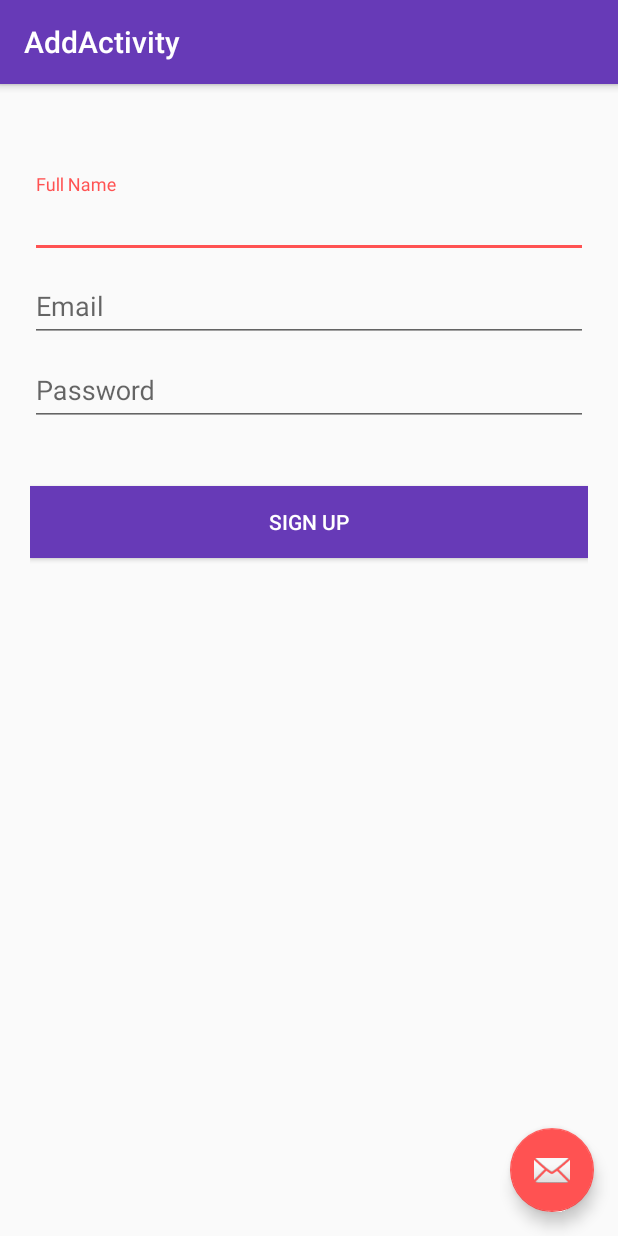
After one commit to wdkwyf/CG_Project, an Android app: the AddActivity screen opened directly, with no data from a screen before it, on a phone screen of 412 x 824 dp. The commit adds this screen. Run offline under Robolectric (Android 15) with nearby library versions, the phone set to English and light mode, and no system bars.

Commit message:
init form to create card

```diff
--- a/app/build.gradle
+++ b/app/build.gradle
@@ -20,7 +20,6 @@ android {
 
 
 dependencies {
-    //    compile 'org.rajawali3d:rajawali:1.0.48-SNAPSHOT@aar'
     compile 'com.android.support:appcompat-v7:23.1.0'
     compile 'org.rajawali3d:rajawali:1.0.186-SNAPSHOT@aar'
     compile 'com.android.support:appcompat-v7:23.1.0'
@@ -28,7 +27,5 @@ dependencies {
     compile 'com.android.support:recyclerview-v7:23.1.0'
     compile 'com.android.support:percent:23.1.0'
     compile 'com.android.support:support-annotations:23.1.0'
-    compile('com.github.afollestad.material-dialogs:core:0.8.5.0@aar') {
-        transitive = true
-    }
+    compile('com.github.afollestad.material-dialogs:core:0.8.5.0@aar') { transitive = true }
 }
--- a/app/src/main/AndroidManifest.xml
+++ b/app/src/main/AndroidManifest.xml
@@ -28,6 +28,10 @@
             android:label="@string/title_activity_delete"
             android:theme="@style/NoActionBarTheme" >
         </activity>
+        <activity
+            android:name="edu.cg.wuyufei.activity.AddActivity"
+            android:label="@string/title_activity_add"
+            android:theme="@style/NoActionBarTheme"></activity>
     </application>
 
 </manifest>
--- /dev/null
+++ b/app/src/main/java/edu/cg/wuyufei/activity/AddActivity.java
@@ -0,0 +1,31 @@
+package edu.cg.wuyufei.activity;
+
+import android.os.Bundle;
+import android.support.design.widget.FloatingActionButton;
+import android.support.design.widget.Snackbar;
+import android.support.v7.app.AppCompatActivity;
+import android.support.v7.widget.Toolbar;
+import android.view.View;
+
+import edu.cg.wuyufei.gallery.R;
+
+public class AddActivity extends AppCompatActivity {
+
+    @Override
+    protected void onCreate(Bundle savedInstanceState) {
+        super.onCreate(savedInstanceState);
+        setContentView(R.layout.activity_add);
+        Toolbar toolbar = (Toolbar) findViewById(R.id.toolbar);
+        setSupportActionBar(toolbar);
+
+        FloatingActionButton fab = (FloatingActionButton) findViewById(R.id.fab);
+        fab.setOnClickListener(new View.OnClickListener() {
+            @Override
+            public void onClick(View view) {
+                Snackbar.make(view, "Replace with your own action", Snackbar.LENGTH_LONG)
+                        .setAction("Action", null).show();
+            }
+        });
+    }
+
+}
--- a/app/src/main/java/edu/cg/wuyufei/activity/CardActivity.java
+++ b/app/src/main/java/edu/cg/wuyufei/activity/CardActivity.java
@@ -37,9 +37,9 @@ public class CardActivity extends AppCompatActivity {
         toolbar.setTitle("My Title");
         toolbar.setSubtitle("Sub title");
         setSupportActionBar(toolbar);
-                Intent intent = getIntent();
+        Intent intent = getIntent();
         int message = intent
-                .getIntExtra(MainActivity.EXTRA_CARDID,-1);
+                .getIntExtra(MainActivity.EXTRA_CARDID, -1);
         Log.d("----message-----", String.valueOf(message));
         mGLView = new MyGLSurfaceView(this);
         RajawaliSurfaceView surface = MyRSurfaceView.getRSurfaceView(this);
@@ -52,8 +52,6 @@ public class CardActivity extends AppCompatActivity {
 
         rRenderer = new Renderer(this);
         surface.setSurfaceRenderer(rRenderer);
-
-
 
 
     }
@@ -71,21 +69,23 @@ public class CardActivity extends AppCompatActivity {
         // automatically handle clicks on the Home/Up button, so long
         // as you specify a parent activity in AndroidManifest.xml.
         int id = item.getItemId();
-        switch (id){
+        switch (id) {
             case R.id.action_delete:
                 new MaterialDialog.Builder(this).title("我们来玩一个有趣的♂游戏吧，旋转手机控制小球,进入漩涡区域才能删掉哦").onPositive(new MaterialDialog.SingleButtonCallback() {
                     @Override
                     public void onClick(MaterialDialog materialDialog, DialogAction dialogAction) {
                         Intent intent = new Intent(CardActivity.this, DeleteActivity.class);
                         startActivity(intent);
-                        finish();
                     }
                 }).positiveText("好的")
                         .negativeText("才不要")
                         .show();
-//                Snackbar.make(toolbar,"item1",Snackbar.LENGTH_SHORT).show();
+                break;
+            case R.id.action_edit:
+                Intent intent = new Intent(CardActivity.this, AddActivity.class);
+                startActivity(intent);
+                break;
 
-                break;
 
         }
         //noinspection SimplifiableIfStatement
--- /dev/null
+++ b/app/src/main/res/layout/activity_add.xml
@@ -0,0 +1,34 @@
+<?xml version="1.0" encoding="utf-8"?>
+<android.support.design.widget.CoordinatorLayout xmlns:android="http://schemas.android.com/apk/res/android"
+    xmlns:app="http://schemas.android.com/apk/res-auto"
+    xmlns:tools="http://schemas.android.com/tools"
+    android:layout_width="match_parent"
+    android:layout_height="match_parent"
+    android:fitsSystemWindows="true"
+    tools:context="edu.cg.wuyufei.activity.AddActivity">
+
+    <android.support.design.widget.AppBarLayout
+        android:layout_height="wrap_content"
+        android:layout_width="match_parent"
+        android:theme="@style/NoActionBarTheme.AppBarOverlay">
+
+        <android.support.v7.widget.Toolbar
+            android:id="@+id/toolbar"
+            android:layout_width="match_parent"
+            android:layout_height="?attr/actionBarSize"
+            android:background="?attr/colorPrimary"
+            app:popupTheme="@style/NoActionBarTheme.PopupOverlay" />
+
+    </android.support.design.widget.AppBarLayout>
+
+    <include layout="@layout/content_add" />
+
+    <android.support.design.widget.FloatingActionButton
+        android:id="@+id/fab"
+        android:layout_width="wrap_content"
+        android:layout_height="wrap_content"
+        android:layout_gravity="bottom|end"
+        android:layout_margin="@dimen/fab_margin"
+        android:src="@android:drawable/ic_dialog_email" />
+
+</android.support.design.widget.CoordinatorLayout>
--- /dev/null
+++ b/app/src/main/res/layout/content_add.xml
@@ -0,0 +1,79 @@
+<android.support.design.widget.CoordinatorLayout xmlns:android="http://schemas.android.com/apk/res/android"
+    xmlns:app="http://schemas.android.com/apk/res-auto"
+    android:layout_width="match_parent"
+    android:layout_height="match_parent">
+
+    <android.support.design.widget.AppBarLayout
+        android:layout_width="match_parent"
+        android:layout_height="wrap_content"
+        android:theme="@style/ThemeOverlay.AppCompat.Dark.ActionBar">
+
+        <android.support.v7.widget.Toolbar
+            android:id="@+id/toolbar"
+            android:layout_width="match_parent"
+            android:layout_height="?attr/actionBarSize"
+            android:background="?attr/colorPrimary"
+            app:layout_scrollFlags="scroll|enterAlways"
+            app:popupTheme="@style/ThemeOverlay.AppCompat.Light" />
+    </android.support.design.widget.AppBarLayout>
+
+    <LinearLayout
+        android:layout_width="fill_parent"
+        android:layout_height="match_parent"
+        android:layout_marginTop="?attr/actionBarSize"
+        android:orientation="vertical"
+        android:paddingLeft="20dp"
+        android:paddingRight="20dp"
+        android:paddingTop="60dp">
+
+        <android.support.design.widget.TextInputLayout
+            android:id="@+id/input_layout_name"
+            android:layout_width="match_parent"
+            android:layout_height="wrap_content">
+
+            <EditText
+                android:id="@+id/input_name"
+                android:layout_width="match_parent"
+                android:layout_height="wrap_content"
+                android:singleLine="true"
+                android:hint="@string/hint_name" />
+        </android.support.design.widget.TextInputLayout>
+
+        <android.support.design.widget.TextInputLayout
+            android:id="@+id/input_layout_email"
+            android:layout_width="match_parent"
+            android:layout_height="wrap_content">
+
+            <EditText
+                android:id="@+id/input_email"
+                android:layout_width="match_parent"
+                android:layout_height="wrap_content"
+                android:inputType="textEmailAddress"
+                android:hint="@string/hint_email" />
+        </android.support.design.widget.TextInputLayout>
+
+        <android.support.design.widget.TextInputLayout
+            android:id="@+id/input_layout_password"
+            android:layout_width="match_parent"
+            android:layout_height="wrap_content">
+
+            <EditText
+                android:id="@+id/input_password"
+                android:layout_width="match_parent"
+                android:layout_height="wrap_content"
+                android:inputType="textPassword"
+                android:hint="@string/hint_password" />
+        </android.support.design.widget.TextInputLayout>
+
+        <Button
+            android:id="@+id/btn_signup"
+            android:layout_width="fill_parent"
+            android:layout_height="wrap_content"
+            android:text="@string/btn_sign_up"
+            android:background="@color/colorPrimary"
+            android:layout_marginTop="40dp"
+            android:textColor="@android:color/white" />
+
+    </LinearLayout>
+
+</android.support.design.widget.CoordinatorLayout>
--- a/app/src/main/res/values/colors.xml
+++ b/app/src/main/res/values/colors.xml
@@ -1,6 +1,12 @@
 <?xml version="1.0" encoding="utf-8"?>
 <resources>
-    <color name="colorPrimary">#3F51B5</color>
-    <color name="colorPrimaryDark">#303F9F</color>
-    <color name="colorAccent">#FF4081</color>
+    <color name="colorPrimary">#673ab7</color>
+    <color name="colorPrimaryDark">#512DA8</color>
+    <color name="colorAccent">#FF5252</color>
+
+    <color name="colorPrimaryLight">#D1C4E9</color>
+    <color name="colorPrimaryText">#212121</color>
+    <color name="colorSecondaryText">#727272</color>
+    <color name="colorIcons">#FFFFFF</color>
+    <color name="colorDivider">#B6B6B6</color>
 </resources>
--- a/app/src/main/res/values/strings.xml
+++ b/app/src/main/res/values/strings.xml
@@ -8,6 +8,14 @@
     <string name="action_edit">Edit</string>
     <string name="title_activity_card">CardActivity</string>
     <string name="title_activity_delete">DeleteActivity</string>
+    <string name="title_activity_add">AddActivity</string>
+    <string name="hint_name">Full Name</string>
+    <string name="hint_email">Email</string>
+    <string name="hint_password">Password</string>
+    <string name="btn_sign_up">Sign Up</string>
+    <string name="err_msg_name">Enter your full name</string>
+    <string name="err_msg_email">Enter valid email address</string>
+    <string name="err_msg_password">Enter the password</string>
 
 
 </resources>
```
Also changed, not shown: 41 other files.
